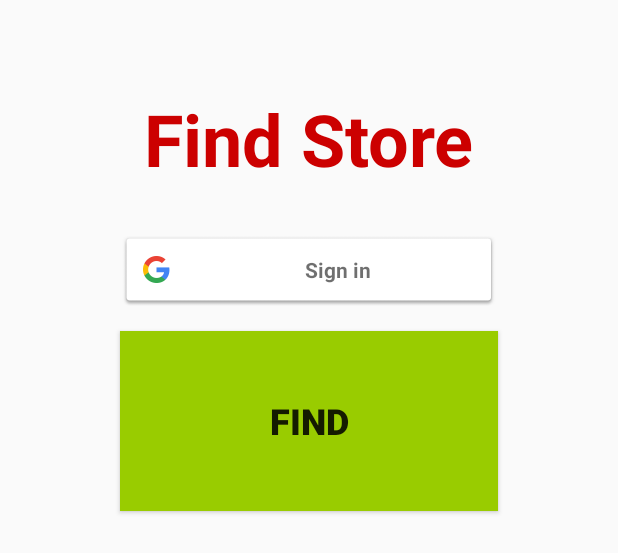
After one commit to ngvantu/Android-ConvenienceStore, an Android app: the layout activity_entry.xml on its own in the app's theme, with its tools: preview values and no code run, on a phone screen of 412 x 824 dp. The commit adds this screen. Shown: the top 553 px of the screen. Run offline under Robolectric (Android 15) with nearby library versions, the phone set to English and light mode, and no system bars.

Commit message:
Add EntryActivity, but Google Login is not working now

```diff
--- a/app/build.gradle
+++ b/app/build.gradle
@@ -32,6 +32,8 @@ dependencies {
     androidTestImplementation 'com.android.support.test.espresso:espresso-core:3.0.2'
     implementation 'com.google.firebase:firebase-database:16.0.1'
     implementation 'com.google.firebase:firebase-core:16.0.1'
+    implementation 'com.google.firebase:firebase-auth:16.0.5'
+    implementation 'com.google.android.gms:play-services-auth:16.0.1'
 }
 
 apply plugin: 'com.google.gms.google-services'
--- /dev/null
+++ b/app/src/main/res/layout/activity_entry.xml
@@ -0,0 +1,50 @@
+<?xml version="1.0" encoding="utf-8"?>
+<android.support.constraint.ConstraintLayout xmlns:android="http://schemas.android.com/apk/res/android"
+    xmlns:app="http://schemas.android.com/apk/res-auto"
+    xmlns:tools="http://schemas.android.com/tools"
+    android:layout_width="match_parent"
+    android:layout_height="match_parent"
+    tools:context=".EntryActivity">
+
+    <com.google.android.gms.common.SignInButton
+        android:id="@+id/sign_in_button"
+        android:layout_width="0dp"
+        android:layout_height="50dp"
+        android:layout_marginStart="80dp"
+        android:layout_marginTop="30dp"
+        android:layout_marginEnd="80dp"
+        app:layout_constraintEnd_toEndOf="parent"
+        app:layout_constraintHorizontal_bias="0.0"
+        app:layout_constraintStart_toStartOf="parent"
+        app:layout_constraintTop_toBottomOf="@+id/textView" />
+
+    <TextView
+        android:id="@+id/textView"
+        android:layout_width="wrap_content"
+        android:layout_height="wrap_content"
+        android:layout_marginTop="60dp"
+        android:text="@string/entry_title"
+        android:textColor="@android:color/holo_red_dark"
+        android:textSize="48sp"
+        android:textStyle="bold"
+        app:layout_constraintEnd_toEndOf="parent"
+        app:layout_constraintStart_toStartOf="parent"
+        app:layout_constraintTop_toTopOf="parent" />
+
+    <Button
+        android:id="@+id/button"
+        android:layout_width="0dp"
+        android:layout_height="120dp"
+        android:layout_marginStart="80dp"
+        android:layout_marginTop="16dp"
+        android:layout_marginEnd="80dp"
+        android:background="@android:color/holo_green_light"
+        android:onClick="goToMapActivity"
+        android:text="@string/entry_find"
+        android:textSize="24sp"
+        android:textStyle="bold"
+        app:layout_constraintEnd_toEndOf="parent"
+        app:layout_constraintStart_toStartOf="parent"
+        app:layout_constraintTop_toBottomOf="@+id/sign_in_button" />
+
+</android.support.constraint.ConstraintLayout>
--- a/app/src/main/res/values/strings.xml
+++ b/app/src/main/res/values/strings.xml
@@ -13,4 +13,6 @@
     <string name="error_incorrect_password">This password is incorrect</string>
     <string name="error_field_required">This field is required</string>
     <string name="permission_rationale">"Contacts permissions are needed for providing email completions."</string>
+    <string name="entry_find">Find</string>
+    <string name="entry_title">Find Store</string>
 </resources>
```
Also changed, not shown: app/src/main/AndroidManifest.xml (+11 -9 lines), app/src/main/java/team25/conveniencestore/EntryActivity.java (added, +98 -0 lines).
